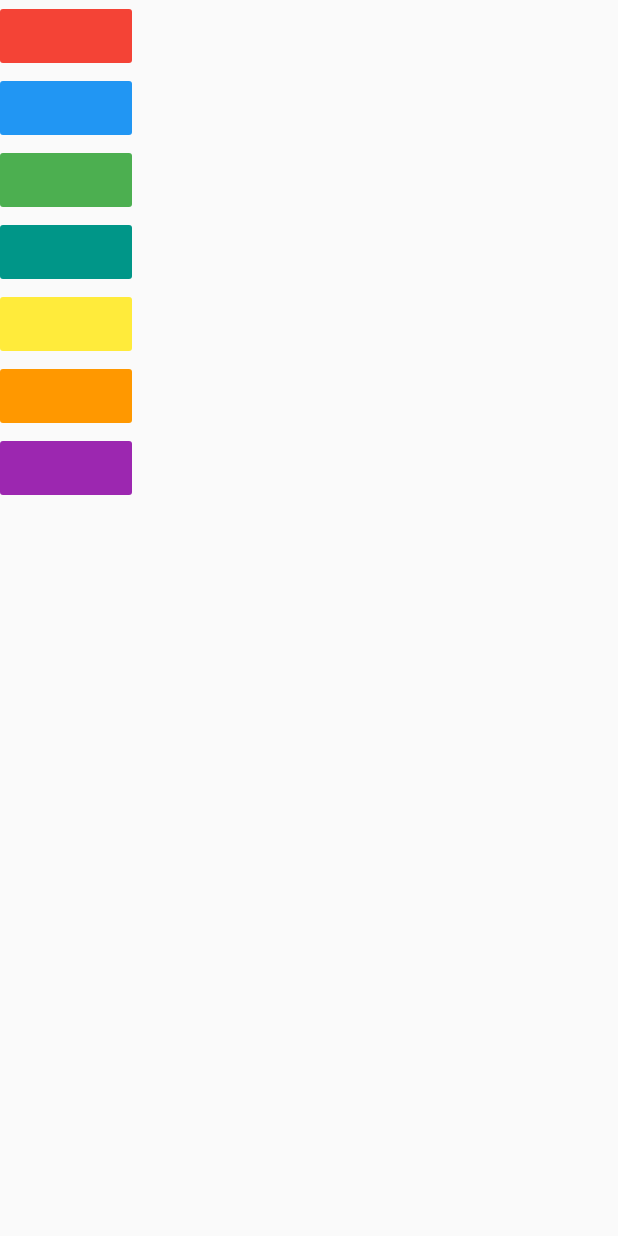
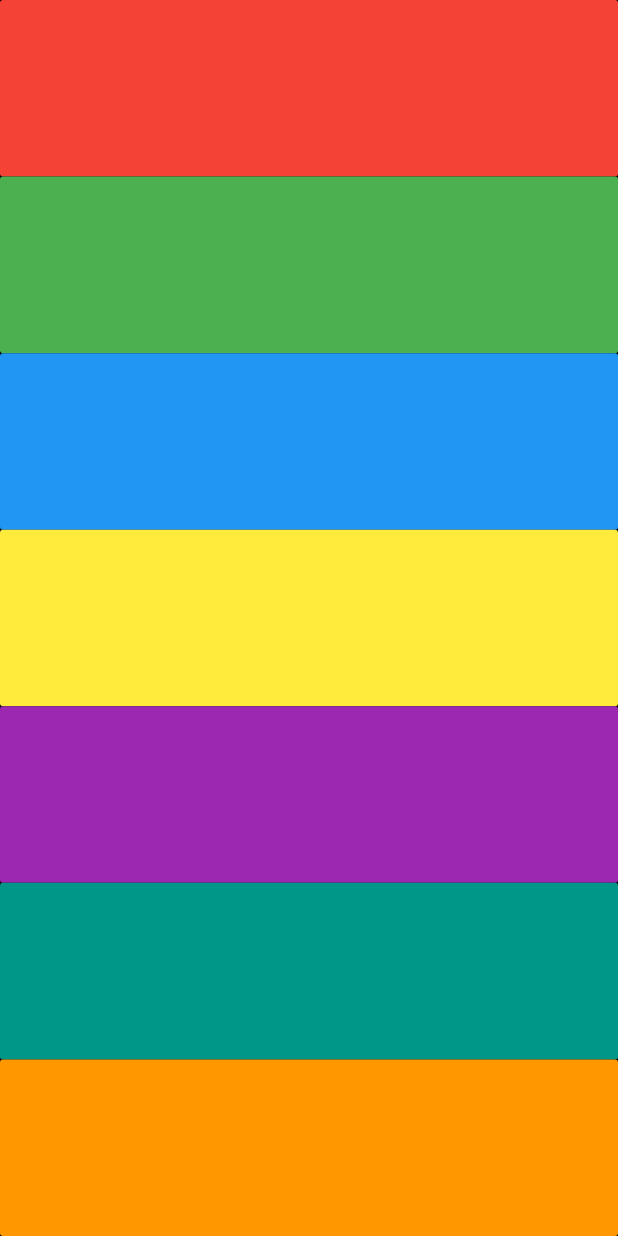
Before and after one commit to haiqal96/xylophone_flutter, a Flutter app: the screen it shows after launch, on a phone screen of 412 x 824 dp. Run offline on Flutter 3.47's test engine with Material 2 defaults, Android fonts, the phone set to English and light mode, and no system bars; our stand-ins replace audioplayers.

Commit message:
new commit

```diff
--- a/lib/main.dart
+++ b/lib/main.dart
@@ -10,55 +10,34 @@
     final player = AudioCache();
     player.play('note$soundNumber.wav');
   }
+
+  Expanded buildKey({Color color, int soundNumber}) {
+    return Expanded(
+      child: FlatButton(
+        color: color,
+        onPressed: () {
+          playSound(soundNumber);
+        },
+      ),
+    );
+  }
+
   @override
   Widget build(BuildContext context) {
     return MaterialApp(
       home: Scaffold(
+        backgroundColor: Colors.black,
         body: SafeArea(
           child: Column(
+            crossAxisAlignment: CrossAxisAlignment.stretch,
             children: <Widget>[
-              FlatButton(
-                color: Colors.red,
-                onPressed: () {
-                  playSound(1);
-                },
-              ),
-              FlatButton(
-                color: Colors.blue,
-                onPressed: () {
-                  playSound(2);
-                },
-              ),
-              FlatButton(
-                color: Colors.green,
-                onPressed: () {
-                  playSound(3);
-                },
-              ),
-              FlatButton(
-                color: Colors.teal,
-                onPressed: () {
-                  playSound(4);
-                },
-              ),
-              FlatButton(
-                color: Colors.yellow,
-                onPressed: () {
-                  playSound(5);
-                },
-              ),
-              FlatButton(
-                color: Colors.orange,
-                onPressed: () {
-                  playSound(6);
-                },
-              ),
-              FlatButton(
-                color: Colors.purple,
-                onPressed: () {
-                  playSound(7);
-                },
-              ),
+              buildKey(color: Colors.red , soundNumber: 1),
+              buildKey(color: Colors.green , soundNumber: 2),
+              buildKey(color: Colors.blue , soundNumber: 3),
+              buildKey(color: Colors.yellow , soundNumber: 4),
+              buildKey(color: Colors.purple , soundNumber: 5),
+              buildKey(color: Colors.teal , soundNumber: 6),
+              buildKey(color: Colors.orange , soundNumber: 7),
             ],
           ),
         ),
```
